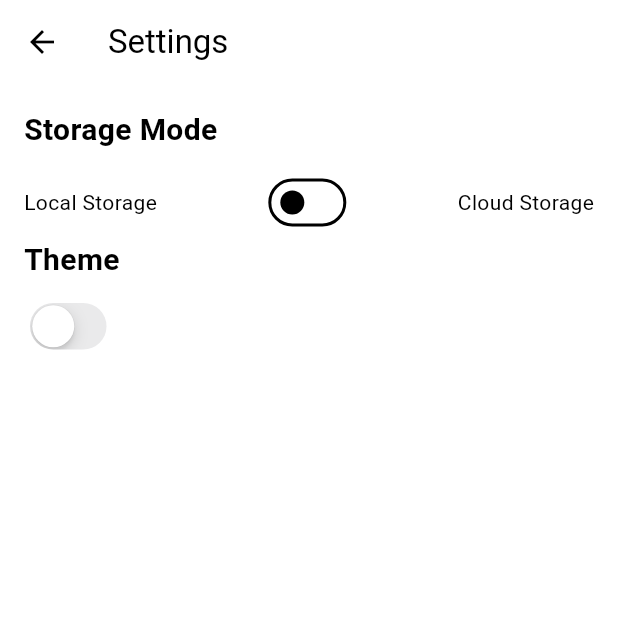
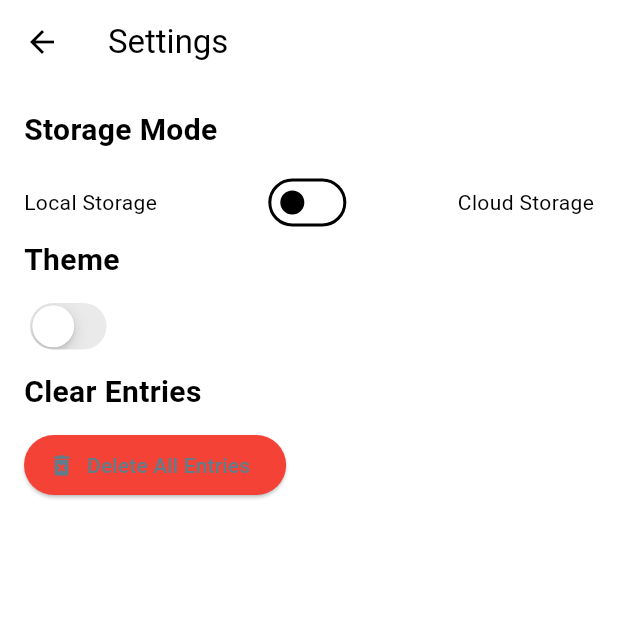
Before and after one commit to Chibinoo/ChatGPT-try, a Flutter app: the SettingsPage screen opened directly, on a phone screen of 412 x 824 dp, the top half of it. Run offline on Flutter 3.47's test engine with Material 3 defaults, Android fonts, the phone set to English and light mode, and no system bars; our stand-ins replace cloud_firestore, firebase_core, fl_chart, flutter_slidable, hive, hive_flutter and 1 more; accounts and stored records are empty.

Commit message:
add delete all button

```diff
--- a/lib/data/entry_provider.dart
+++ b/lib/data/entry_provider.dart
@@ -242,4 +242,10 @@ Future<void> updateEntry(Entry entry) async {
   await loadEntries();
   notifyListeners();
 }
+//clear all entries
+void clearAllEntries()async{
+  await _localBox.clear();//clears hive box
+  entries.clear();//clear local list
+  notifyListeners();
 }
+}
--- a/lib/pages/settings_page.dart
+++ b/lib/pages/settings_page.dart
@@ -19,6 +19,7 @@ class SettingsPage extends StatelessWidget {
             return Column(
               crossAxisAlignment: CrossAxisAlignment.start,
               children: [
+                //Storage Mode
                 const Text(
                   'Storage Mode',
                   style: TextStyle(fontSize: 20, fontWeight: FontWeight.bold),
@@ -73,6 +74,7 @@ class SettingsPage extends StatelessWidget {
                     const Text('Cloud Storage'),
                   ],
                 ),
+                //Theme
                 const Text(
                   'Theme',
                   style: TextStyle(fontSize: 20, fontWeight: FontWeight.bold),
@@ -86,6 +88,47 @@ class SettingsPage extends StatelessWidget {
                       onChanged: (value)=>Provider.of<ThemeProvider>(context, listen: false).toggelTheme(),
                     )
                   ],
+                ),
+                const SizedBox(height: 10),
+                //Clear Entries
+                const Text(
+                  'Clear Entries',
+                  style: TextStyle(fontSize: 20, fontWeight: FontWeight.bold),
+                ),
+                const SizedBox(height: 10),
+                ElevatedButton.icon(
+                  icon: const Icon(Icons.delete_forever),
+                  label: const Text('Delete All Entries'),
+                  style: ElevatedButton.styleFrom(
+                    backgroundColor: Colors.red,
+                  ),
+                  onPressed: ()async{
+                    final confirm=await showDialog<bool>(
+                      context: context,
+                      builder: (ctx)=>AlertDialog(
+                        title: const Text('Confirm Deletion'),
+                        content: const Text('Are you sure you want to delet ALL entries?'),
+                        actions: [
+                          TextButton(
+                            onPressed: ()=>Navigator.of(ctx).pop(false),
+                            child: const Text('Cancel')
+                          ),
+                          ElevatedButton(
+                            onPressed: ()=>Navigator.of(ctx).pop(true),
+                            child: const Text('Delete')
+                          )
+                        ],
+                      ),
+                    );
+                    if (confirm==true){
+                      provider.clearAllEntries();
+                      // ignore: use_build_context_synchronously
+                      ScaffoldMessenger.of(context).showSnackBar(
+                        const SnackBar(
+                          content: Text('All entries have been deleted')),
+                      );
+                    }
+                  },
                 )
               ]
             );
```
Also changed, not shown: lib/pages/sorted_page2.dart (indentation only).
